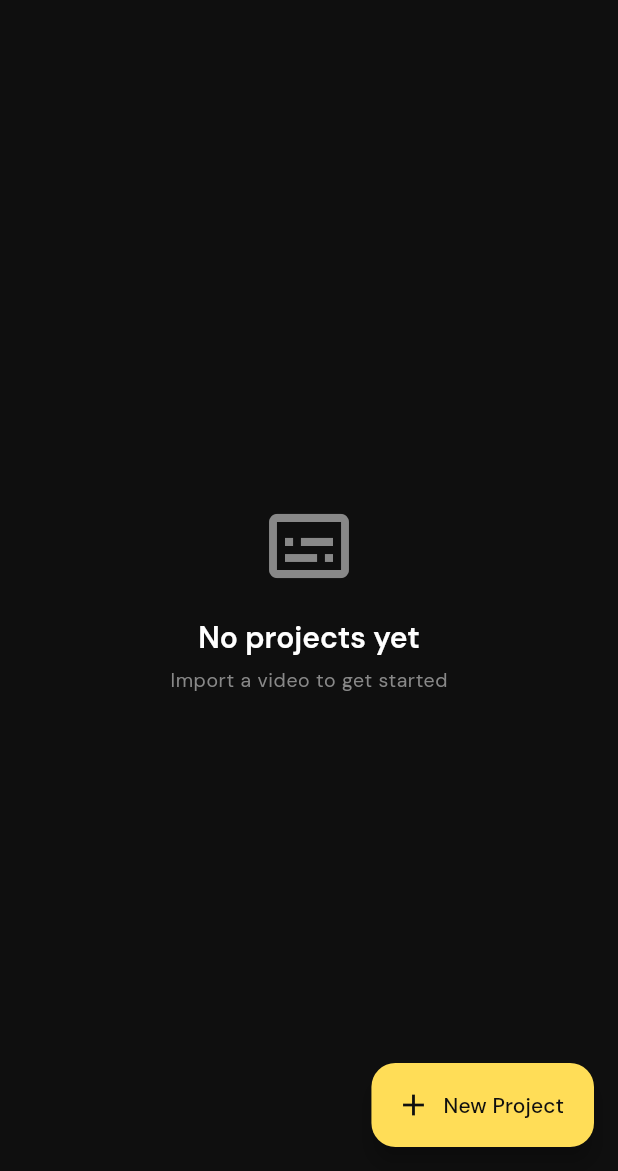
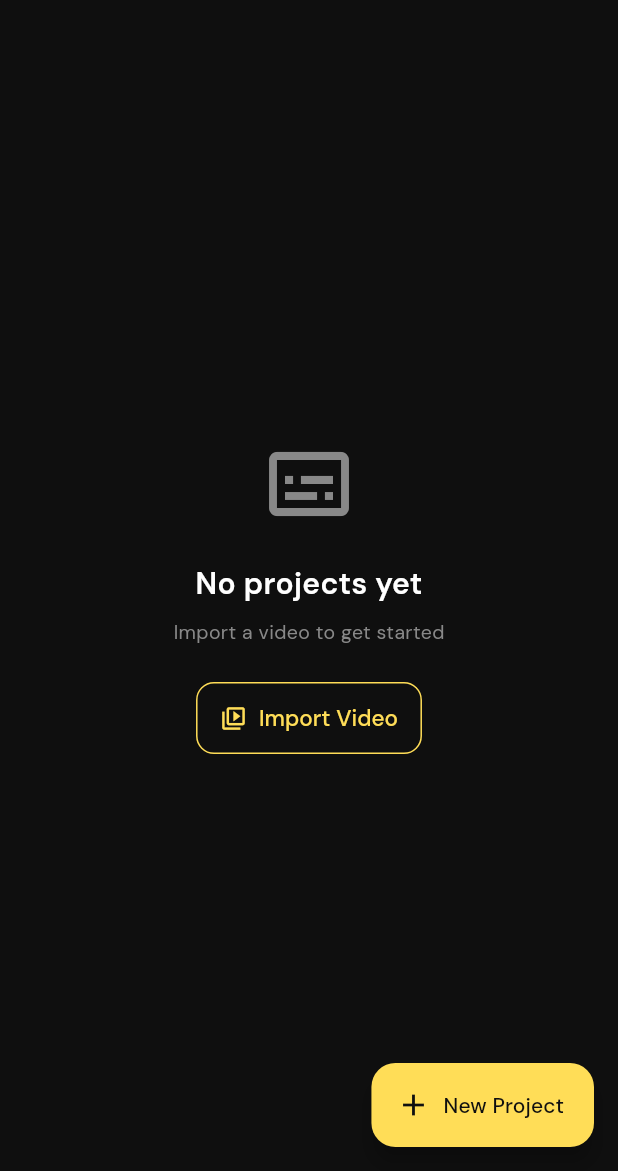
Before and after one commit to Ahmed-salesforce/captioncraft, a Flutter app: the screen it shows after launch, after a tap on "New Project", on a phone screen of 412 x 824 dp, the part 65-1236 px from its top. Run offline on Flutter 3.47's test engine with Material 3 defaults, Android fonts, the phone set to English and light mode, and no system bars; our stand-ins replace file_picker, flutter_riverpod, freezed_annotation, go_router, google_fonts, hooks_riverpod; project files that could hold a hidden picture were left out.

Commit message:
Phase 2: Home screen with project list, empty state, and file picker
Add ProjectService (CRUD for JSON project files), ProjectListNotifier
(Riverpod provider), TimeFormatter utility, reusable CCButton and
CCBottomSheet widgets, and full HomeScreen with AsyncValue handling,
EmptyHomeState, and ProjectCard with delete confirmation. Includes
kIsWeb guards for Chrome preview compatibility.

Made-with: Cursor

```diff
--- /dev/null
+++ b/captioncraft/lib/core/providers/project_provider.dart
@@ -0,0 +1,68 @@
+import 'package:flutter_riverpod/flutter_riverpod.dart';
+import 'package:uuid/uuid.dart';
+
+import '../models/anim_preset.dart';
+import '../models/caption_style.dart';
+import '../models/project.dart';
+import '../services/project_service.dart';
+
+const _uuid = Uuid();
+
+final projectServiceProvider = Provider<ProjectService>((ref) {
+  return ProjectService();
+});
+
+final projectListProvider =
+    StateNotifierProvider<ProjectListNotifier, AsyncValue<List<Project>>>(
+  (ref) {
+    final service = ref.watch(projectServiceProvider);
+    return ProjectListNotifier(service);
+  },
+);
+
+class ProjectListNotifier extends StateNotifier<AsyncValue<List<Project>>> {
+  final ProjectService _service;
+
+  ProjectListNotifier(this._service) : super(const AsyncValue.loading()) {
+    _load();
+  }
+
+  Future<void> _load() async {
+    try {
+      final projects = await _service.loadAllProjects();
+      if (mounted) state = AsyncValue.data(projects);
+    } catch (e, st) {
+      if (mounted) state = AsyncValue.error(e, st);
+    }
+  }
+
+  Future<void> refreshList() => _load();
+
+  Future<String> createProject({
+    required String videoPath,
+    required int durationMs,
+    String? name,
+  }) async {
+    final id = _uuid.v4();
+    final now = DateTime.now();
+    final project = Project(
+      id: id,
+      name: name ?? 'Untitled Project',
+      videoPath: videoPath,
+      videoDurationMs: durationMs,
+      createdAt: now,
+      updatedAt: now,
+      globalStyle: const CaptionStyle(),
+      globalAnim: AnimPreset.none,
+      captions: const [],
+    );
+    await _service.saveProject(project);
+    await _load();
+    return id;
+  }
+
+  Future<void> deleteProject(String id) async {
+    await _service.deleteProject(id);
+    await _load();
+  }
+}
--- /dev/null
+++ b/captioncraft/lib/core/services/project_service.dart
@@ -0,0 +1,81 @@
+import 'dart:convert';
+import 'dart:io';
+
+import 'package:flutter/foundation.dart' show kIsWeb;
+import 'package:path_provider/path_provider.dart';
+
+import '../models/project.dart';
+
+class ProjectService {
+  static const _projectExtension = '.captioncraft.json';
+  String? _cachedDir;
+
+  Future<String> getProjectsDir() async {
+    if (kIsWeb) return '';
+    if (_cachedDir != null) return _cachedDir!;
+    final appDir = await getApplicationDocumentsDirectory();
+    final dir = Directory('${appDir.path}/projects');
+    if (!await dir.exists()) {
+      await dir.create(recursive: true);
+    }
+    _cachedDir = dir.path;
+    return _cachedDir!;
+  }
+
+  Future<List<Project>> loadAllProjects() async {
+    if (kIsWeb) return [];
+    final dirPath = await getProjectsDir();
+    final dir = Directory(dirPath);
+    final files = await dir
+        .list()
+        .where((f) => f.path.endsWith(_projectExtension))
+        .toList();
+
+    final projects = <Project>[];
+    for (final file in files) {
+      try {
+        final content = await File(file.path).readAsString();
+        final json = jsonDecode(content) as Map<String, dynamic>;
+        projects.add(Project.fromJson(json));
+      } catch (_) {
+        // Skip corrupted project files
+      }
+    }
+
+    projects.sort((a, b) => b.updatedAt.compareTo(a.updatedAt));
+    return projects.take(20).toList();
+  }
+
+  Future<void> saveProject(Project project) async {
+    if (kIsWeb) return;
+    final dirPath = await getProjectsDir();
+    final file = File('$dirPath/${project.id}$_projectExtension');
+    final updated = project.copyWith(updatedAt: DateTime.now());
+    final json = jsonEncode(updated.toJson());
+    await file.writeAsString(json);
+  }
+
+  Future<Project?> loadProject(String id) async {
+    if (kIsWeb) return null;
+    final dirPath = await getProjectsDir();
+    final file = File('$dirPath/$id$_projectExtension');
+    if (!await file.exists()) return null;
+
+    try {
+      final content = await file.readAsString();
+      final json = jsonDecode(content) as Map<String, dynamic>;
+      return Project.fromJson(json);
+    } catch (_) {
+      return null;
+    }
+  }
+
+  Future<void> deleteProject(String id) async {
+    if (kIsWeb) return;
+    final dirPath = await getProjectsDir();
+    final file = File('$dirPath/$id$_projectExtension');
+    if (await file.exists()) {
+      await file.delete();
+    }
+  }
+}
--- a/captioncraft/lib/features/home/home_screen.dart
+++ b/captioncraft/lib/features/home/home_screen.dart
@@ -1,13 +1,38 @@
+import 'package:file_picker/file_picker.dart';
 import 'package:flutter/material.dart';
+import 'package:go_router/go_router.dart';
 import 'package:google_fonts/google_fonts.dart';
+import 'package:hooks_riverpod/hooks_riverpod.dart';
 
+import '../../core/providers/project_provider.dart';
 import '../../shared/theme/app_colors.dart';
+import 'widgets/empty_home_state.dart';
+import 'widgets/project_card.dart';
 
-class HomeScreen extends StatelessWidget {
+class HomeScreen extends ConsumerStatefulWidget {
   const HomeScreen({super.key});
 
   @override
+  ConsumerState<HomeScreen> createState() => _HomeScreenState();
+}
+
+class _HomeScreenState extends ConsumerState<HomeScreen> {
+  Future<void> _pickVideo() async {
+    final result = await FilePicker.platform.pickFiles(
+      type: FileType.custom,
+      allowedExtensions: ['mp4', 'mov', 'mkv', 'webm'],
+    );
+    if (result != null && result.files.single.path != null) {
+      if (mounted) {
+        context.push('/processing', extra: result.files.single.path!);
+      }
+    }
+  }
+
+  @override
   Widget build(BuildContext context) {
+    final projectsAsync = ref.watch(projectListProvider);
+
     return Scaffold(
       appBar: AppBar(
         title: Text(
@@ -18,30 +43,56 @@ class HomeScreen extends StatelessWidget {
           ),
         ),
       ),
-      body: Center(
+      body: projectsAsync.when(
+        loading: () => const Center(
+          child: CircularProgressIndicator(color: AppColors.accent),
+        ),
+        error: (error, _) => Center(
           child: Column(
             mainAxisSize: MainAxisSize.min,
             children: [
-            const Icon(
-              Icons.subtitles_outlined,
-              size: 64,
-              color: AppColors.textSecondary,
-            ),
-            const SizedBox(height: 16),
               Text(
-              'No projects yet',
+                'Something went wrong',
                 style: Theme.of(context).textTheme.titleLarge,
               ),
               const SizedBox(height: 8),
               Text(
-              'Import a video to get started',
+                error.toString(),
                 style: Theme.of(context).textTheme.bodySmall,
+                textAlign: TextAlign.center,
+              ),
+              const SizedBox(height: 16),
+              TextButton(
+                onPressed: () =>
+                    ref.read(projectListProvider.notifier).refreshList(),
+                child: const Text('Retry'),
               ),
             ],
           ),
         ),
+        data: (projects) {
+          if (projects.isEmpty) {
+            return EmptyHomeState(onImport: _pickVideo);
+          }
+          return ListView.separated(
+            padding: const EdgeInsets.all(16),
+            itemCount: projects.length,
+            separatorBuilder: (_, __) => const SizedBox(height: 12),
+            itemBuilder: (context, index) {
+              final project = projects[index];
+              return ProjectCard(
+                project: project,
+                onTap: () => context.push('/editor/${project.id}'),
+                onDelete: () => ref
+                    .read(projectListProvider.notifier)
+                    .deleteProject(project.id),
+              );
+            },
+          );
+        },
+      ),
       floatingActionButton: FloatingActionButton.extended(
-        onPressed: () {},
+        onPressed: _pickVideo,
         icon: const Icon(Icons.add),
         label: const Text('New Project'),
       ),
--- /dev/null
+++ b/captioncraft/lib/features/home/widgets/empty_home_state.dart
@@ -0,0 +1,43 @@
+import 'package:flutter/material.dart';
+
+import '../../../shared/theme/app_colors.dart';
+import '../../../shared/theme/app_typography.dart';
+import '../../../shared/widgets/cc_button.dart';
+
+class EmptyHomeState extends StatelessWidget {
+  final VoidCallback onImport;
+
+  const EmptyHomeState({super.key, required this.onImport});
+
+  @override
+  Widget build(BuildContext context) {
+    return Center(
+      child: Padding(
+        padding: const EdgeInsets.all(32),
+        child: Column(
+          mainAxisSize: MainAxisSize.min,
+          children: [
+            const Icon(
+              Icons.subtitles_outlined,
+              size: 64,
+              color: AppColors.textSecondary,
+            ),
+            const SizedBox(height: 20),
+            Text('No projects yet', style: AppTypography.title),
+            const SizedBox(height: 8),
+            Text(
+              'Import a video to get started',
+              style: AppTypography.caption,
+            ),
+            const SizedBox(height: 24),
+            CCButton.outlined(
+              label: 'Import Video',
+              icon: Icons.video_library_outlined,
+              onPressed: onImport,
+            ),
+          ],
+        ),
+      ),
+    );
+  }
+}
--- /dev/null
+++ b/captioncraft/lib/shared/widgets/cc_button.dart
@@ -0,0 +1,106 @@
+import 'package:flutter/material.dart';
+import 'package:google_fonts/google_fonts.dart';
+
+import '../theme/app_colors.dart';
+
+enum _CCButtonVariant { filled, outlined, danger }
+
+class CCButton extends StatelessWidget {
+  final String label;
+  final VoidCallback? onPressed;
+  final IconData? icon;
+  final _CCButtonVariant _variant;
+
+  const CCButton({
+    super.key,
+    required this.label,
+    this.onPressed,
+    this.icon,
+  }) : _variant = _CCButtonVariant.filled;
+
+  const CCButton.outlined({
+    super.key,
+    required this.label,
+    this.onPressed,
+    this.icon,
+  }) : _variant = _CCButtonVariant.outlined;
+
+  const CCButton.danger({
+    super.key,
+    required this.label,
+    this.onPressed,
+    this.icon,
+  }) : _variant = _CCButtonVariant.danger;
+
+  @override
+  Widget build(BuildContext context) {
+    final textStyle = GoogleFonts.dmSans(
+      fontWeight: FontWeight.w500,
+      fontSize: 15,
+    );
+
+    switch (_variant) {
+      case _CCButtonVariant.filled:
+        return FilledButton(
+          onPressed: onPressed,
+          style: FilledButton.styleFrom(
+            backgroundColor: AppColors.accent,
+            foregroundColor: AppColors.surface,
+            minimumSize: const Size(0, 48),
+            padding: const EdgeInsets.symmetric(horizontal: 16),
+            textStyle: textStyle,
+            shape: RoundedRectangleBorder(
+              borderRadius: BorderRadius.circular(12),
+            ),
+          ),
+          child: _buildChild(AppColors.surface),
+        );
+
+      case _CCButtonVariant.outlined:
+        return OutlinedButton(
+          onPressed: onPressed,
+          style: OutlinedButton.styleFrom(
+            foregroundColor: AppColors.accent,
+            side: const BorderSide(color: AppColors.accent),
+            minimumSize: const Size(0, 48),
+            padding: const EdgeInsets.symmetric(horizontal: 16),
+            textStyle: textStyle,
+            shape: RoundedRectangleBorder(
+              borderRadius: BorderRadius.circular(12),
+            ),
+          ),
+          child: _buildChild(AppColors.accent),
+        );
+
+      case _CCButtonVariant.danger:
+        return FilledButton(
+          onPressed: onPressed,
+          style: FilledButton.styleFrom(
+            backgroundColor: AppColors.danger,
+            foregroundColor: Colors.white,
+            minimumSize: const Size(0, 48),
+            padding: const EdgeInsets.symmetric(horizontal: 16),
+            textStyle: textStyle,
+            shape: RoundedRectangleBorder(
+              borderRadius: BorderRadius.circular(12),
+            ),
+          ),
+          child: _buildChild(Colors.white),
+        );
+    }
+  }
+
+  Widget _buildChild(Color iconColor) {
+    if (icon != null) {
+      return Row(
+        mainAxisSize: MainAxisSize.min,
+        children: [
+          Icon(icon, size: 18, color: iconColor),
+          const SizedBox(width: 8),
+          Text(label),
+        ],
+      );
+    }
+    return Text(label);
+  }
+}
```
Also changed, not shown: captioncraft/lib/core/utils/time_formatter.dart (added, +34 -0 lines), captioncraft/lib/features/home/widgets/project_card.dart (added, +113 -0 lines), captioncraft/lib/shared/widgets/cc_bottom_sheet.dart (added, +64 -0 lines), 1 other file. Lines whose indentation alone changed are shown as unchanged.
